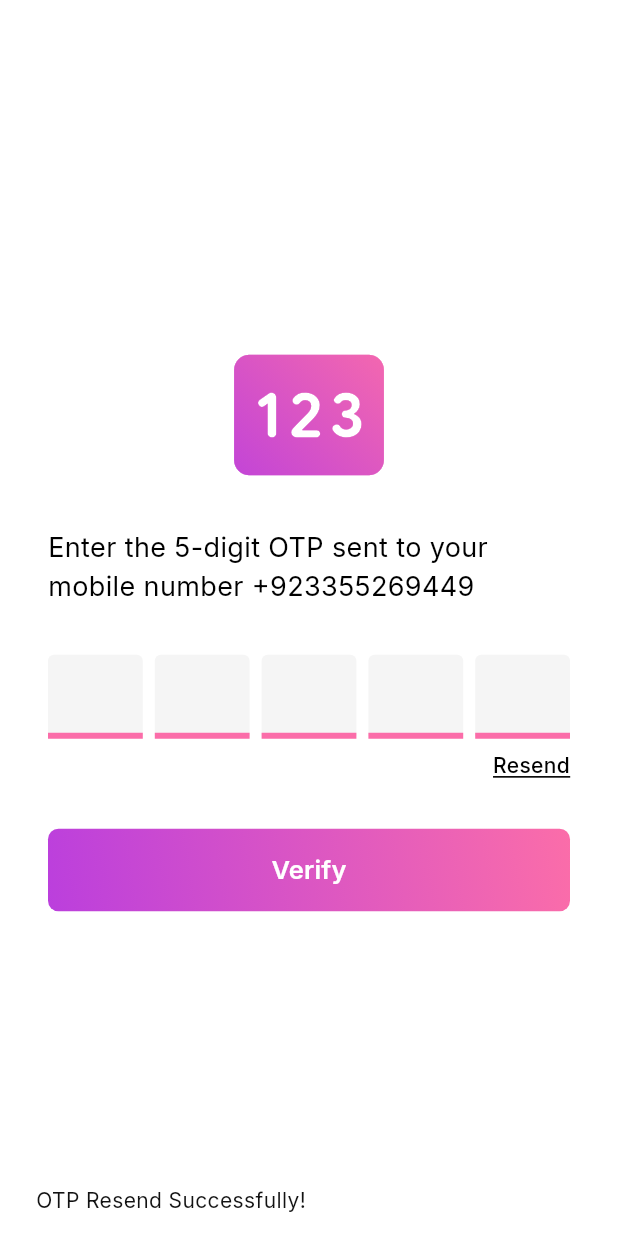
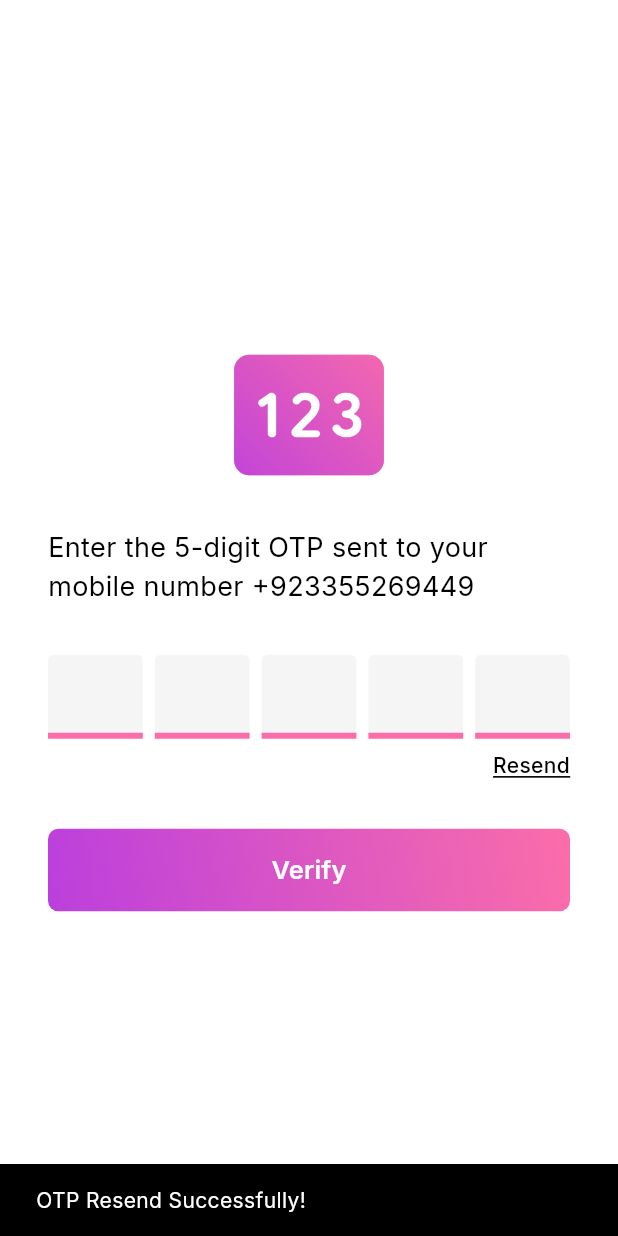
Before and after one commit to AbdurRehmanGhazi/flutter_clean_architecture, a Flutter app: the _OTPVerificationView screen opened directly with empty values, after a tap on "Resend", after a tap on "Verify", on a phone screen of 412 x 824 dp. Run offline on Flutter 3.47's test engine with Material 3 defaults, Android fonts, the phone set to English and light mode, and no system bars; drawn by our look-alikes of pinput; our stand-ins replace bloc, dio, easy_localization, flutter_bloc, flutter_secure_storage, fpdart and 6 more; accounts and stored records are empty.

Commit message:
Architecture has been updated little bit more

```diff
--- a/lib/core/theme/theme.dart
+++ b/lib/core/theme/theme.dart
@@ -106,7 +106,14 @@ class AppTheme {
         disabledBorder: _border(color: AppPalette.primaryBorderColor),
         errorBorder: _border(color: AppPalette.warningColor),
         focusedErrorBorder: _border(color: AppPalette.warningColor),
-      ));
+      ),
+      elevatedButtonTheme: ElevatedButtonThemeData(
+        style: ElevatedButton.styleFrom(
+          backgroundColor: AppPalette.gradient2, // Set default background color
+          foregroundColor: AppPalette.primaryTextColor, // Text color
+        ),
+      ),
+  );
 
   static lightMode(AppPaletteMain AppPalette) => ThemeData.light().copyWith(
       colorScheme: ColorScheme.dark(
@@ -150,5 +157,12 @@ class AppTheme {
         disabledBorder: _border(color: AppPalette.primaryBorderColor),
         errorBorder: _border(color: AppPalette.warningColor),
         focusedErrorBorder: _border(color: AppPalette.warningColor),
-      ));
+      ),
+      elevatedButtonTheme: ElevatedButtonThemeData(
+        style: ElevatedButton.styleFrom(
+          backgroundColor: AppPalette.gradient3, // Set default background color
+          foregroundColor: AppPalette.primaryTextColor, // Text color
+        ),
+      ),
+  );
 }
--- a/lib/core/utils/show_snackbar.dart
+++ b/lib/core/utils/show_snackbar.dart
@@ -1,4 +1,5 @@
 import 'package:flutter/material.dart';
+import 'package:flutter_clean_architecture/core/theme/app_pallete.dart';
 
 import '../../main.dart';
 
@@ -16,7 +17,8 @@ void showSnackBar(String content, [BuildContext? context]) {
     ..hideCurrentSnackBar()
     ..showSnackBar(
       SnackBar(
-        content: Text(content),
+        content: Text(content, style: TextStyle(color: AppPalette.backgroundColor),),
+        backgroundColor: AppPalette.primaryTextColor,
       ),
     );
 }
--- a/lib/features/auth/presentation/screens/otp_verification_screen.dart
+++ b/lib/features/auth/presentation/screens/otp_verification_screen.dart
@@ -1,5 +1,6 @@
 import 'package:flutter/material.dart';
 import 'package:flutter_bloc/flutter_bloc.dart';
+import 'package:flutter_clean_architecture/core/theme/app_pallete.dart';
 import 'package:go_router/go_router.dart';
 import '../../../../widgets/textfields/custom_otp_field.dart';
 import '../../../../widgets/buttons/gradient_button.dart';
@@ -93,7 +94,7 @@ class __OTPVerificationViewState extends State<_OTPVerificationView> {
                     children: [
                       const Spacer(),
                       if (state is OtResendLoading ? state.isLoading : false)
-                        const SizedBox(height: 20, width: 20, child: Loader()),
+                        SizedBox(height: 20, width: 20, child: Loader(color: AppPalette.primaryColor)),
                       const SizedBox(width: 8),
                       HyperlinkText(
                         isEnable: true,
--- a/lib/widgets/loader.dart
+++ b/lib/widgets/loader.dart
@@ -1,14 +1,18 @@
 import 'package:flutter/material.dart';
-
 import '../core/theme/app_pallete.dart';
 
 class Loader extends StatelessWidget {
-  const Loader({super.key});
+  const Loader({super.key, this.color});
+
+  final Color? color;
 
   @override
   Widget build(BuildContext context) {
-    return Center(
-      child: CircularProgressIndicator(color: AppPalette.whiteColor,),
+    return Transform.scale(
+      scale: 0.75,
+      child: Center(
+        child: CircularProgressIndicator(color: color ?? AppPalette.whiteColor),
+      ),
     );
   }
 }
```
Also changed, not shown: 2 other files.
